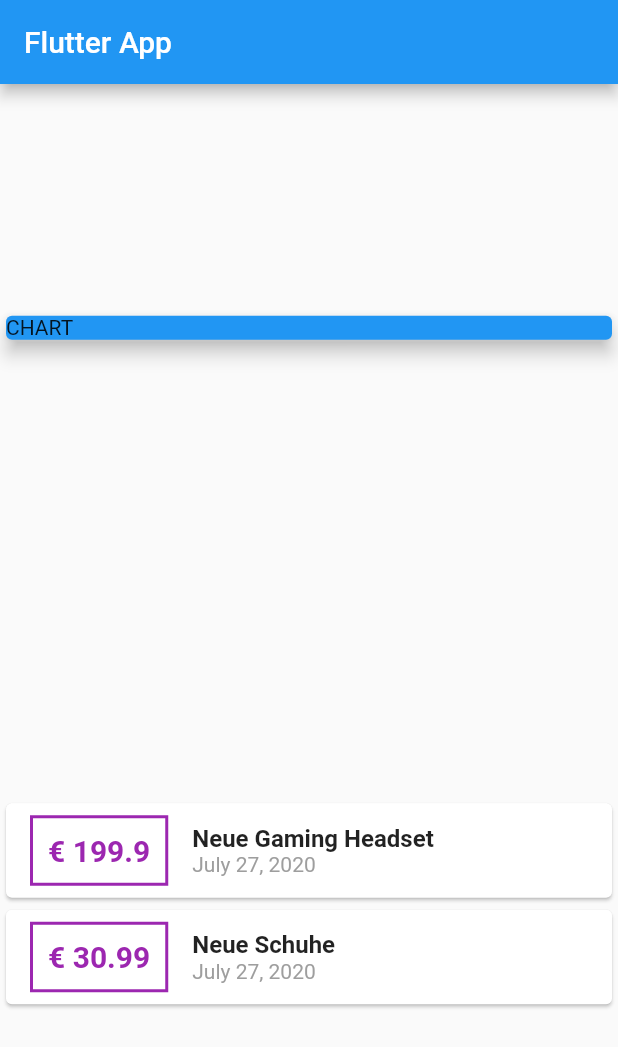
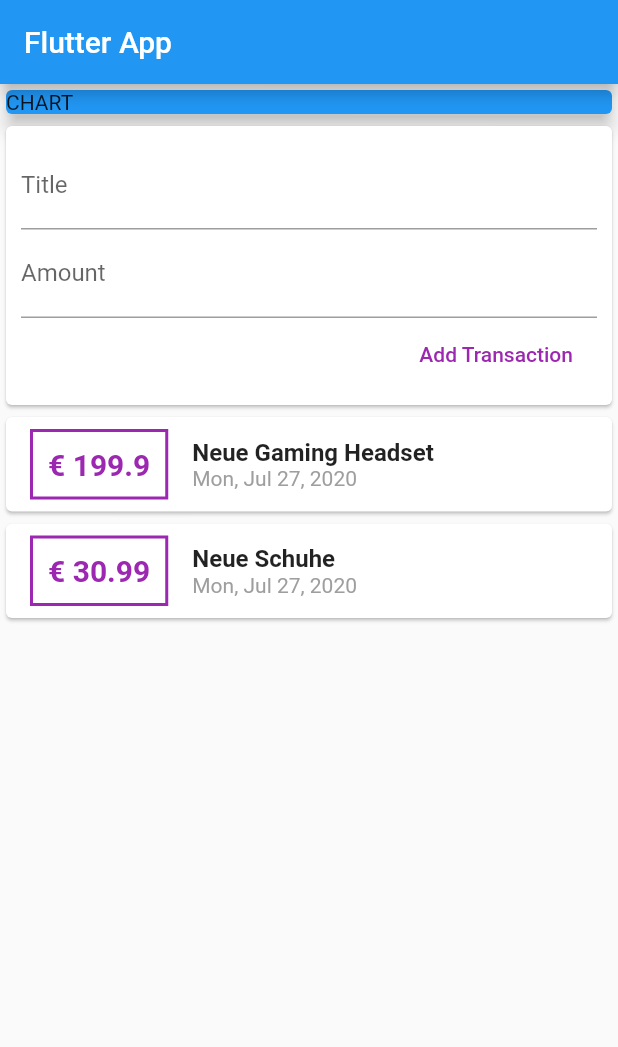
Before and after one commit to flamingdarts/personal_expenses, a Flutter app: the screen it shows after launch, on a phone screen of 412 x 824 dp. Shown: the top 1047 px of the screen. Run offline on Flutter 3.47's test engine with Material 2 defaults, Android fonts, the phone set to English and light mode, and no system bars.

Commit message:
add add button and style it

```diff
--- a/lib/main.dart
+++ b/lib/main.dart
@@ -38,7 +38,6 @@ class MyHomePage extends StatelessWidget {
         title: Text('Flutter App'),
       ),
       body: Column(
-        mainAxisAlignment: MainAxisAlignment.spaceAround,
         children: <Widget>[
           Container(
             width: double.infinity,
@@ -46,6 +45,31 @@ class MyHomePage extends StatelessWidget {
               color: Colors.blue,
               child: Text('CHART'),
               elevation: 5,
+            ),
+          ),
+          Card(
+            child: Container(
+              padding: EdgeInsets.all(10),
+              child: Column(
+                crossAxisAlignment: CrossAxisAlignment.end,
+                children: <Widget>[
+                  TextField(
+                    decoration: InputDecoration(labelText: "Title"),
+                  ),
+                  TextField(
+                    decoration: InputDecoration(labelText: "Amount"),
+                  ),
+                  FlatButton(
+                    onPressed: () => {print('Button pressed!')},
+                    child: Text(
+                      'Add Transaction',
+                      style: TextStyle(
+                        color: Colors.purple,
+                      ),
+                    ),
+                  )
+                ],
+              ),
             ),
           ),
           Column(
@@ -85,7 +109,7 @@ class MyHomePage extends StatelessWidget {
                                 ),
                               ),
                               Text(
-                                DateFormat.yMMMMd().format(tx.date),
+                                DateFormat.yMMMEd().format(tx.date),
                                 style: TextStyle(
                                   color: Colors.grey,
                                 ),
```
